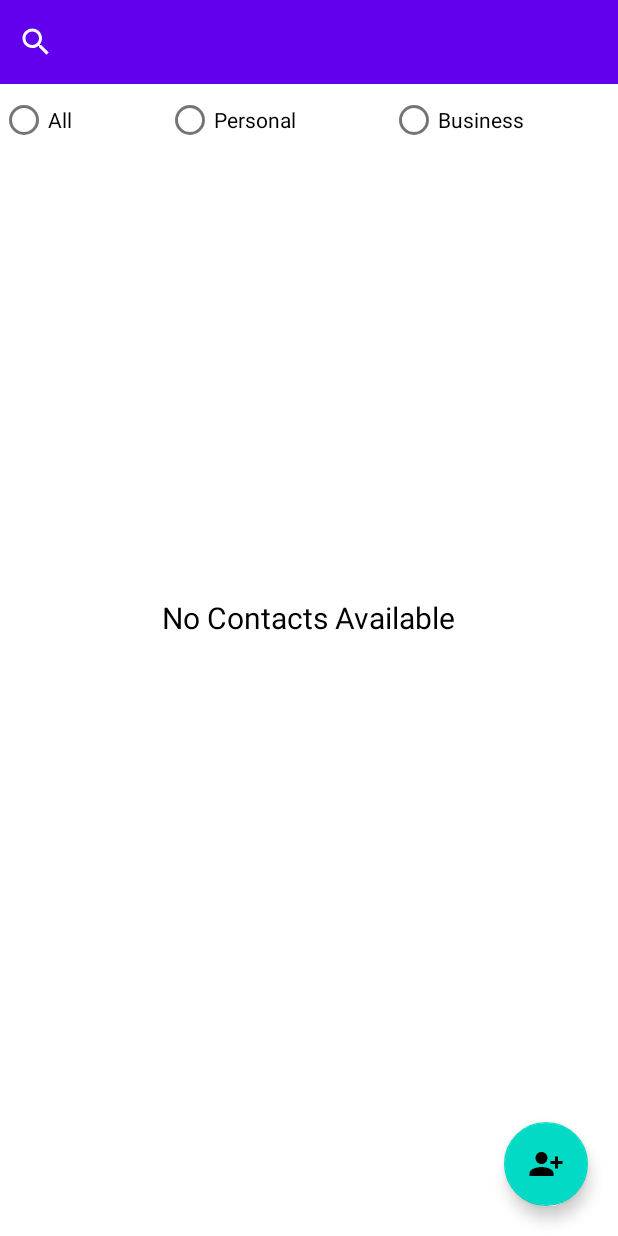
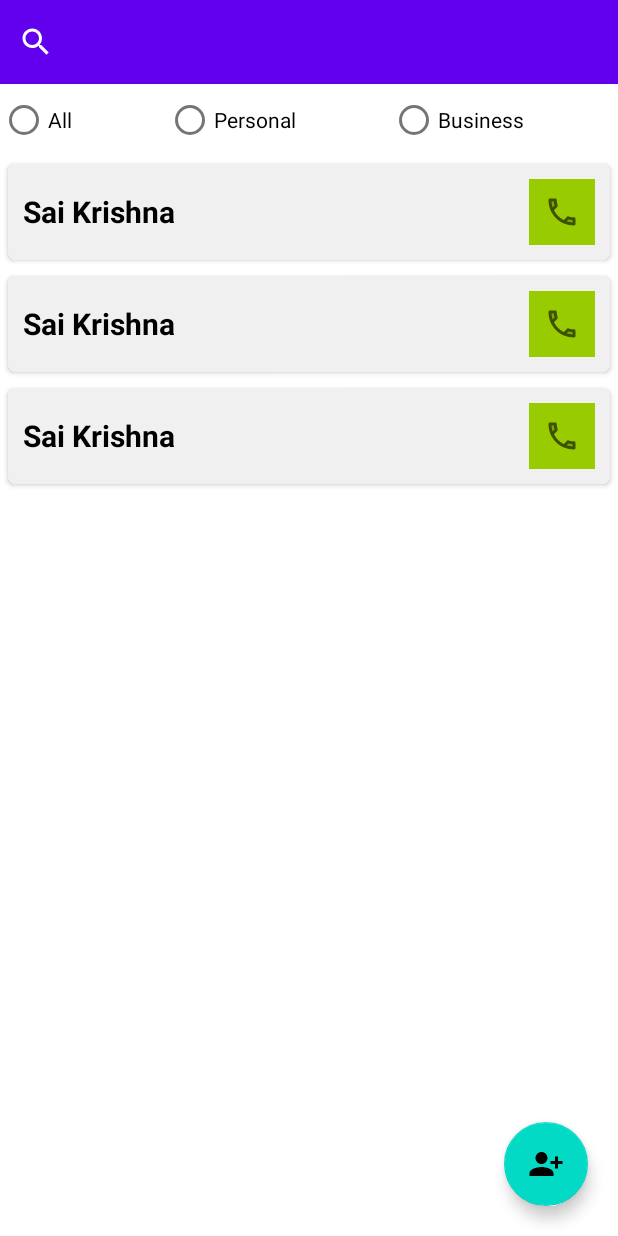
Before and after one commit to krishnakorukanti/contactsbook, an Android app: the layout activity_main.xml on its own in the app's theme, with its tools: preview values and no code run, on a phone screen of 412 x 824 dp. Run offline under Robolectric (Android 15) with nearby library versions, the phone set to English and light mode, and no system bars.

Commit message:
UI Elements - Contact List

```diff
--- a/app/build.gradle
+++ b/app/build.gradle
@@ -2,6 +2,8 @@ plugins {
     id 'com.android.application'
     id 'kotlin-android'
 }
+
+apply plugin: 'kotlin-kapt'
 
 android {
     compileSdk 31
--- a/app/src/main/java/com/crishna/contactsbook/room/DaoContacts.kt
+++ b/app/src/main/java/com/crishna/contactsbook/room/DaoContacts.kt
@@ -13,6 +13,6 @@ interface DaoContacts {
     @Insert(onConflict = OnConflictStrategy.REPLACE)
     suspend fun InsertContact(person: Person)
 
-    @Query("SELECT * From Contacts")
+    @Query("SELECT * FROM Contacts")
      fun getContacts(): LiveData<List<Person>>
 }
--- /dev/null
+++ b/app/src/main/res/drawable/ic_twotone_call_24.xml
@@ -0,0 +1,15 @@
+<vector xmlns:android="http://schemas.android.com/apk/res/android"
+    android:width="24dp"
+    android:height="24dp"
+    android:viewportWidth="24"
+    android:viewportHeight="24"
+    android:tint="?attr/colorControlNormal">
+  <path
+      android:fillColor="@android:color/white"
+      android:pathData="M19,17.47c-0.88,-0.07 -1.75,-0.22 -2.6,-0.45l-1.19,1.19c1.2,0.41 2.48,0.67 3.8,0.75v-1.49zM6.54,5h-1.5c0.09,1.32 0.35,2.59 0.75,3.8l1.2,-1.2c-0.24,-0.84 -0.39,-1.71 -0.45,-2.6z"
+      android:strokeAlpha="0.3"
+      android:fillAlpha="0.3"/>
+  <path
+      android:fillColor="@android:color/white"
+      android:pathData="M20,21c0.55,0 1,-0.45 1,-1v-3.49c0,-0.55 -0.45,-1 -1,-1 -1.24,0 -2.45,-0.2 -3.57,-0.57 -0.1,-0.04 -0.21,-0.05 -0.31,-0.05 -0.26,0 -0.51,0.1 -0.71,0.29l-2.2,2.2c-2.83,-1.45 -5.15,-3.76 -6.59,-6.59l2.2,-2.2c0.28,-0.28 0.36,-0.67 0.25,-1.02C8.7,6.45 8.5,5.25 8.5,4c0,-0.55 -0.45,-1 -1,-1L4,3c-0.55,0 -1,0.45 -1,1 0,9.39 7.61,17 17,17zM16.4,17.02c0.85,0.24 1.72,0.39 2.6,0.45v1.49c-1.32,-0.09 -2.59,-0.35 -3.8,-0.75l1.2,-1.19zM5.03,5h1.5c0.07,0.89 0.22,1.76 0.46,2.59l-1.2,1.2c-0.41,-1.2 -0.67,-2.47 -0.76,-3.79z"/>
+</vector>
--- a/app/src/main/res/layout/activity_main.xml
+++ b/app/src/main/res/layout/activity_main.xml
@@ -48,15 +48,18 @@
         android:id="@+id/contactsListRecycler"
         android:layout_width="match_parent"
         android:layout_height="wrap_content"
-        android:layout_below="@id/radioFilters" />
+        android:layout_below="@id/radioFilters"
+        tools:listitem="@layout/item_contacts" />
 
     <TextView
+        android:id="@+id/noContactsTV"
         android:layout_width="wrap_content"
         android:layout_height="wrap_content"
         android:layout_centerInParent="true"
         android:text="No Contacts Available"
         android:textColor="?colorOnSecondary"
-        android:textSize="@dimen/sp_20" />
+        android:textSize="@dimen/sp_20"
+        android:visibility="gone" />
 
     <com.google.android.material.floatingactionbutton.FloatingActionButton
         android:id="@+id/floatingAddContactBtn"
--- a/app/src/main/res/layout/item_contacts.xml
+++ b/app/src/main/res/layout/item_contacts.xml
@@ -1,9 +1,37 @@
 <?xml version="1.0" encoding="utf-8"?>
 <androidx.cardview.widget.CardView xmlns:android="http://schemas.android.com/apk/res/android"
+    xmlns:app="http://schemas.android.com/apk/res-auto"
     android:layout_width="match_parent"
+    android:layout_height="wrap_content"
     android:layout_margin="5dp"
+    android:background="?backgroundColor"
+    app:cardCornerRadius="5dp">
 
-    android:layout_height="wrap_content">
+    <RelativeLayout
+        android:layout_width="match_parent"
+        android:layout_height="wrap_content"
+        android:background="?backgroundColor"
+        android:padding="10dp">
 
+        <TextView
+            android:id="@+id/contactNameTV"
+            android:layout_width="wrap_content"
+            android:layout_height="wrap_content"
+            android:layout_centerVertical="true"
+            android:fontFamily="sans-serif"
+            android:text="Sai Krishna"
+            android:textColor="?colorOnSecondary"
+            android:textSize="@dimen/sp_20"
+            android:textStyle="bold" />
 
+        <ImageButton
+            android:id="@+id/callBtn"
+            android:layout_width="wrap_content"
+            android:layout_height="wrap_content"
+            android:layout_alignParentEnd="true"
+            android:layout_centerVertical="true"
+            android:background="@android:color/holo_green_light"
+            android:padding="10dp"
+            android:src="@drawable/ic_twotone_call_24" />
+    </RelativeLayout>
 </androidx.cardview.widget.CardView>
--- a/app/src/main/res/values-night/themes.xml
+++ b/app/src/main/res/values-night/themes.xml
@@ -9,6 +9,7 @@
         <item name="colorSecondary">@color/teal_200</item>
         <item name="colorSecondaryVariant">@color/teal_200</item>
         <item name="colorOnSecondary">@color/black</item>
+        <item name="backgroundColor">@color/grey</item>
         <!-- Status bar color. -->
         <item name="android:statusBarColor" tools:targetApi="l">?attr/colorPrimaryVariant</item>
         <!-- Customize your theme here. -->
--- a/app/src/main/res/values/colors.xml
+++ b/app/src/main/res/values/colors.xml
@@ -7,4 +7,5 @@
     <color name="teal_700">#FF018786</color>
     <color name="black">#FF000000</color>
     <color name="white">#FFFFFFFF</color>
+    <color name="grey">#F0F0F0</color>
 </resources>
--- a/app/src/main/res/values/themes.xml
+++ b/app/src/main/res/values/themes.xml
@@ -9,6 +9,7 @@
         <item name="colorSecondary">@color/teal_200</item>
         <item name="colorSecondaryVariant">@color/teal_700</item>
         <item name="colorOnSecondary">@color/black</item>
+        <item name="backgroundColor">@color/grey</item>
         <!-- Status bar color. -->
         <item name="android:statusBarColor" tools:targetApi="l">?attr/colorPrimaryVariant</item>
         <!-- Customize your theme here. -->
```
Also changed, not shown: app/src/main/java/com/crishna/contactsbook/model/Person.kt (+9 -8 lines), app/src/main/java/com/crishna/contactsbook/repository/OperationsRepo.kt (+6 -6 lines), app/src/main/java/com/crishna/contactsbook/view/MainActivity.kt (+39 -4 lines), app/src/main/java/com/crishna/contactsbook/view/home/ContactsListAdapter.kt (added, +31 -0 lines), app/src/main/java/com/crishna/contactsbook/view/home/ContactsListViewHolder.kt (added, +18 -0 lines), app/src/main/java/com/crishna/contactsbook/viewmodel/HomeViewModel.kt (+5 -5 lines), app/src/main/res/drawable/ic_baseline_call_24.xml (added, +10 -0 lines).
